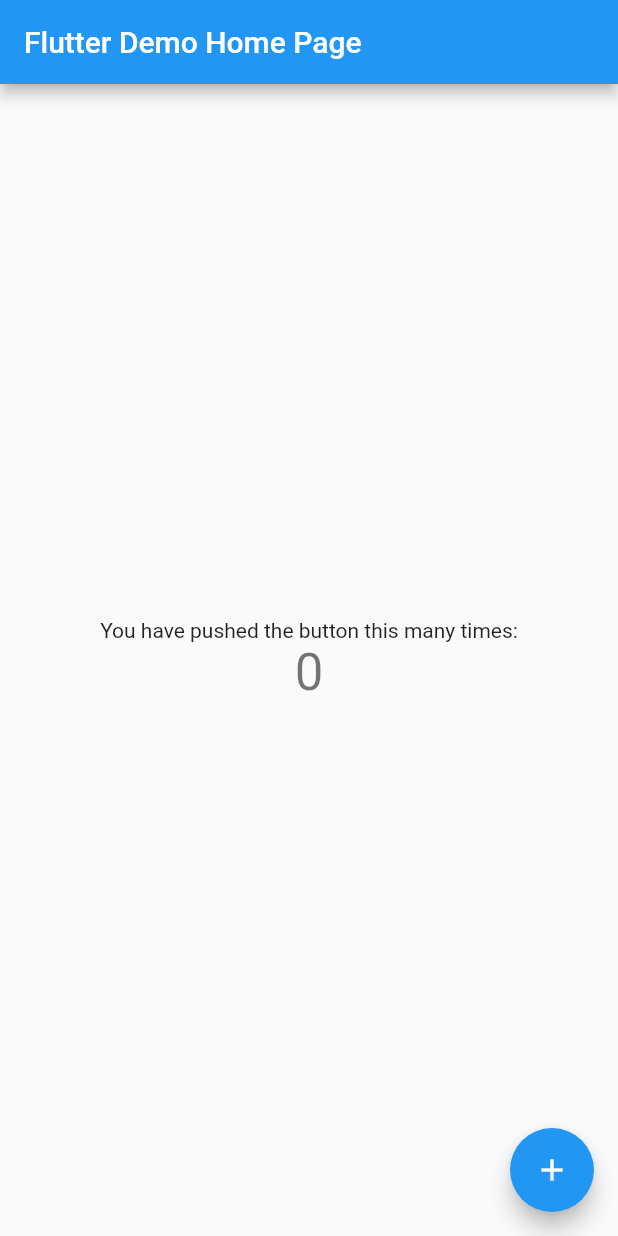
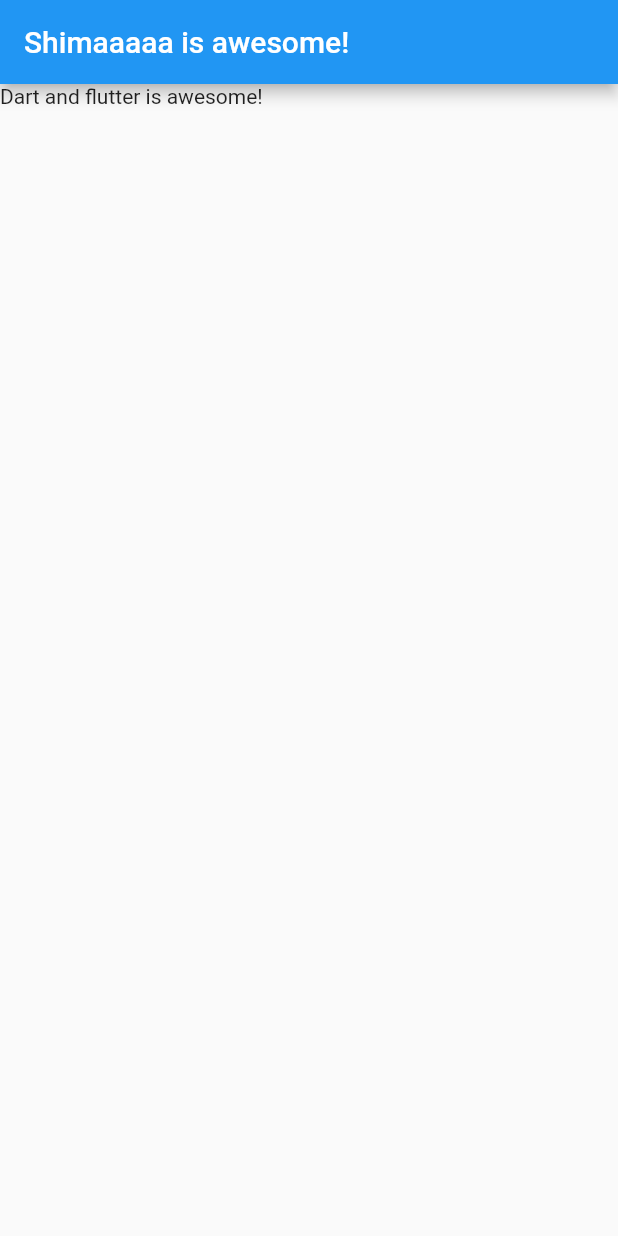
Before and after one commit to shima93/flutter_project, a Flutter app: the screen it shows after launch, on a phone screen of 412 x 824 dp. Run offline on Flutter 3.47's test engine with Material 2 defaults, Android fonts, the phone set to English and light mode, and no system bars.

Commit message:
changing main.dart

```diff
--- a/lib/main.dart
+++ b/lib/main.dart
@@ -1,115 +1,16 @@
 import 'package:flutter/material.dart';
 
-void main() {
-  runApp(const MyApp());
-}
+void main() => runApp(myApp());
 
-class MyApp extends StatelessWidget {
-  const MyApp({Key? key}) : super(key: key);
-
-  // This widget is the root of your application.
+class myApp extends StatelessWidget {
   @override
   Widget build(BuildContext context) {
     return MaterialApp(
-      title: 'Flutter Demo',
-      theme: ThemeData(
-        // This is the theme of your application.
-        //
-        // Try running your application with "flutter run". You'll see the
-        // application has a blue toolbar. Then, without quitting the app, try
-        // changing the primarySwatch below to Colors.green and then invoke
-        // "hot reload" (press "r" in the console where you ran "flutter run",
-        // or simply save your changes to "hot reload" in a Flutter IDE).
-        // Notice that the counter didn't reset back to zero; the application
-        // is not restarted.
-        primarySwatch: Colors.blue,
-      ),
-      home: const MyHomePage(title: 'Flutter Demo Home Page'),
+      home: Scaffold(
+          appBar: AppBar(
+            title: Text('Shimaaaaa is awesome!'),
+          ),
+          body: Text('Dart and flutter is awesome!')),
     );
   }
 }
-
-class MyHomePage extends StatefulWidget {
-  const MyHomePage({Key? key, required this.title}) : super(key: key);
-
-  // This widget is the home page of your application. It is stateful, meaning
-  // that it has a State object (defined below) that contains fields that affect
-  // how it looks.
-
-  // This class is the configuration for the state. It holds the values (in this
-  // case the title) provided by the parent (in this case the App widget) and
-  // used by the build method of the State. Fields in a Widget subclass are
-  // always marked "final".
-
-  final String title;
-
-  @override
-  State<MyHomePage> createState() => _MyHomePageState();
-}
-
-class _MyHomePageState extends State<MyHomePage> {
-  int _counter = 0;
-
-  void _incrementCounter() {
-    setState(() {
-      // This call to setState tells the Flutter framework that something has
-      // changed in this State, which causes it to rerun the build method below
-      // so that the display can reflect the updated values. If we changed
-      // _counter without calling setState(), then the build method would not be
-      // called again, and so nothing would appear to happen.
-      _counter++;
-    });
-  }
-
-  @override
-  Widget build(BuildContext context) {
-    // This method is rerun every time setState is called, for instance as done
-    // by the _incrementCounter method above.
-    //
-    // The Flutter framework has been optimized to make rerunning build methods
-    // fast, so that you can just rebuild anything that needs updating rather
-    // than having to individually change instances of widgets.
-    return Scaffold(
-      appBar: AppBar(
-        // Here we take the value from the MyHomePage object that was created by
-        // the App.build method, and use it to set our appbar title.
-        title: Text(widget.title),
-      ),
-      body: Center(
-        // Center is a layout widget. It takes a single child and positions it
-        // in the middle of the parent.
-        child: Column(
-          // Column is also a layout widget. It takes a list of children and
-          // arranges them vertically. By default, it sizes itself to fit its
-          // children horizontally, and tries to be as tall as its parent.
-          //
-          // Invoke "debug painting" (press "p" in the console, choose the
-          // "Toggle Debug Paint" action from the Flutter Inspector in Android
-          // Studio, or the "Toggle Debug Paint" command in Visual Studio Code)
-          // to see the wireframe for each widget.
-          //
-          // Column has various properties to control how it sizes itself and
-          // how it positions its children. Here we use mainAxisAlignment to
-          // center the children vertically; the main axis here is the vertical
-          // axis because Columns are vertical (the cross axis would be
-          // horizontal).
-          mainAxisAlignment: MainAxisAlignment.center,
-          children: <Widget>[
-            const Text(
-              'You have pushed the button this many times:',
-            ),
-            Text(
-              '$_counter',
-              style: Theme.of(context).textTheme.headline4,
-            ),
-          ],
-        ),
-      ),
-      floatingActionButton: FloatingActionButton(
-        onPressed: _incrementCounter,
-        tooltip: 'Increment',
-        child: const Icon(Icons.add),
-      ), // This trailing comma makes auto-formatting nicer for build methods.
-    );
-  }
-}
```
Also changed, not shown: 1 other file.
